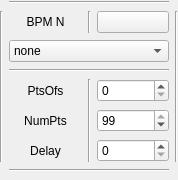
The window that uis/bpm_conf.ui (vitaliibalakin/c_orbit) describes before a commit, drawn with Qt 5.
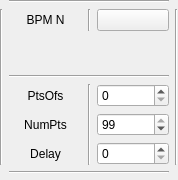
The same window after the commit. Custom widgets are drawn as their Qt base class.

```diff
--- a/uis/bpm_conf.ui
+++ b/uis/bpm_conf.ui
@@ -22,7 +22,31 @@
      <height>174</height>
     </rect>
    </property>
-   <layout class="QGridLayout" name="gridLayout_2">
+   <layout class="QGridLayout" name="bpm_grid">
+    <item row="1" column="2">
+     <widget class="Line" name="line_5">
+      <property name="orientation">
+       <enum>Qt::Vertical</enum>
+      </property>
+     </widget>
+    </item>
+    <item row="1" column="1">
+     <widget class="QLabel" name="bpm_name">
+      <property name="text">
+       <string>BPM N</string>
+      </property>
+      <property name="alignment">
+       <set>Qt::AlignCenter</set>
+      </property>
+     </widget>
+    </item>
+    <item row="6" column="3">
+     <widget class="CXSpinBox" name="bpm_delay">
+      <property name="minimum">
+       <number>0</number>
+      </property>
+     </widget>
+    </item>
     <item row="6" column="1">
      <widget class="QLabel" name="label_2">
       <property name="text">
@@ -33,6 +57,13 @@
       </property>
      </widget>
     </item>
+    <item row="10" column="1" colspan="3">
+     <widget class="Line" name="line_7">
+      <property name="orientation">
+       <enum>Qt::Horizontal</enum>
+      </property>
+     </widget>
+    </item>
     <item row="5" column="3">
      <widget class="CXSpinBox" name="bpm_numpts">
       <property name="minimum">
@@ -46,42 +77,6 @@
       </property>
      </widget>
     </item>
-    <item row="1" column="0" rowspan="6">
-     <widget class="Line" name="line_17">
-      <property name="orientation">
-       <enum>Qt::Vertical</enum>
-      </property>
-     </widget>
-    </item>
-    <item row="2" column="1" colspan="3">
-     <widget class="CXTextComboBox" name="bpm_istart">
-      <item>
-       <property name="text">
-        <string>none</string>
-       </property>
-      </item>
-      <item>
-       <property name="text">
-        <string>Injection</string>
-       </property>
-      </item>
-      <item>
-       <property name="text">
-        <string>Free Run</string>
-       </property>
-      </item>
-     </widget>
-    </item>
-    <item row="5" column="1">
-     <widget class="QLabel" name="label">
-      <property name="text">
-       <string>NumPts</string>
-      </property>
-      <property name="alignment">
-       <set>Qt::AlignCenter</set>
-      </property>
-     </widget>
-    </item>
     <item row="1" column="5" rowspan="6">
      <widget class="Line" name="line_16">
       <property name="orientation">
@@ -89,33 +84,6 @@
       </property>
      </widget>
     </item>
-    <item row="1" column="3">
-     <widget class="CXSwitch" name="bpm_is_on"/>
-    </item>
-    <item row="3" column="1" colspan="3">
-     <widget class="Line" name="line_3">
-      <property name="orientation">
-       <enum>Qt::Horizontal</enum>
-      </property>
-     </widget>
-    </item>
-    <item row="1" column="2">
-     <widget class="Line" name="line_5">
-      <property name="orientation">
-       <enum>Qt::Vertical</enum>
-      </property>
-     </widget>
-    </item>
-    <item row="1" column="1">
-     <widget class="QLabel" name="bpm_name">
-      <property name="text">
-       <string>BPM N</string>
-      </property>
-      <property name="alignment">
-       <set>Qt::AlignCenter</set>
-      </property>
-     </widget>
-    </item>
     <item row="0" column="1" colspan="3">
      <widget class="Line" name="line_15">
       <property name="orientation">
@@ -123,17 +91,26 @@
       </property>
      </widget>
     </item>
-    <item row="6" column="3">
-     <widget class="CXSpinBox" name="bpm_delay">
+    <item row="4" column="3">
+     <widget class="CXSpinBox" name="bpm_ptsofs">
       <property name="minimum">
        <number>0</number>
       </property>
+      <property name="value">
+       <number>0</number>
+      </property>
+      <property name="cname" stdset="0">
+       <string/>
+      </property>
      </widget>
     </item>
-    <item row="10" column="1" colspan="3">
-     <widget class="Line" name="line_7">
-      <property name="orientation">
-       <enum>Qt::Horizontal</enum>
+    <item row="5" column="1">
+     <widget class="QLabel" name="label">
+      <property name="text">
+       <string>NumPts</string>
+      </property>
+      <property name="alignment">
+       <set>Qt::AlignCenter</set>
       </property>
      </widget>
     </item>
@@ -147,19 +124,6 @@
       </property>
      </widget>
     </item>
-    <item row="4" column="3">
-     <widget class="CXSpinBox" name="bpm_ptsofs">
-      <property name="minimum">
-       <number>0</number>
-      </property>
-      <property name="value">
-       <number>0</number>
-      </property>
-      <property name="cname" stdset="0">
-       <string/>
-      </property>
-     </widget>
-    </item>
     <item row="4" column="2" rowspan="3">
      <widget class="Line" name="line_6">
       <property name="orientation">
@@ -167,6 +131,26 @@
       </property>
      </widget>
     </item>
+    <item row="1" column="0" rowspan="6">
+     <widget class="Line" name="line_17">
+      <property name="orientation">
+       <enum>Qt::Vertical</enum>
+      </property>
+     </widget>
+    </item>
+    <item row="1" column="3">
+     <widget class="CXSwitch" name="bpm_is_on"/>
+    </item>
+    <item row="3" column="1" colspan="3">
+     <widget class="Line" name="line_3">
+      <property name="orientation">
+       <enum>Qt::Horizontal</enum>
+      </property>
+     </widget>
+    </item>
+    <item row="2" column="1" colspan="3">
+     <layout class="QVBoxLayout" name="cbox_grid"/>
+    </item>
    </layout>
   </widget>
  </widget>
@@ -176,11 +160,6 @@
    <extends>PSpinBox</extends>
    <header>cxwidgets</header>
   </customwidget>
-  <customwidget>
-   <class>CXTextComboBox</class>
-   <extends>QComboBox</extends>
-   <header>cxwidgets</header>
-  </customwidget>
   <customwidget>
    <class>CXSwitch</class>
    <extends>QPushButton</extends>
```
